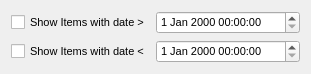
This is modifieddatefilter.ui in pjrinaldi/wombatforensics as Qt 5 draws it before an edit. The edited form follows.
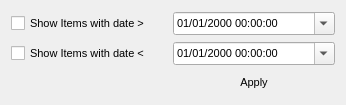
This is the edited form.

```diff
--- a/modifieddatefilter.ui
+++ b/modifieddatefilter.ui
@@ -9,8 +9,8 @@
    <rect>
     <x>0</x>
     <y>0</y>
-    <width>311</width>
-    <height>72</height>
+    <width>346</width>
+    <height>105</height>
    </rect>
   </property>
   <property name="font">
@@ -21,6 +21,9 @@
   <property name="windowTitle">
    <string>Filter</string>
   </property>
+  <property name="autoFillBackground">
+   <bool>true</bool>
+  </property>
   <layout class="QGridLayout" name="gridLayout">
    <property name="horizontalSpacing">
     <number>0</number>
@@ -40,10 +43,43 @@
     </widget>
    </item>
    <item row="0" column="1">
-    <widget class="QDateTimeEdit" name="moredateTimeEdit"/>
+    <widget class="QDateTimeEdit" name="moredateTimeEdit">
+     <property name="displayFormat">
+      <string>MM/dd/yyyy HH:mm:ss</string>
+     </property>
+     <property name="calendarPopup">
+      <bool>true</bool>
+     </property>
+     <property name="timeSpec">
+      <enum>Qt::UTC</enum>
+     </property>
+    </widget>
    </item>
    <item row="2" column="1">
-    <widget class="QDateTimeEdit" name="lessdateTimeEdit"/>
+    <widget class="QDateTimeEdit" name="lessdateTimeEdit">
+     <property name="displayFormat">
+      <string>MM/dd/yyyy HH:mm:ss</string>
+     </property>
+     <property name="calendarPopup">
+      <bool>true</bool>
+     </property>
+     <property name="timeSpec">
+      <enum>Qt::UTC</enum>
+     </property>
+    </widget>
+   </item>
+   <item row="3" column="1">
+    <widget class="QPushButton" name="pushButton">
+     <property name="text">
+      <string>Apply</string>
+     </property>
+     <property name="default">
+      <bool>true</bool>
+     </property>
+     <property name="flat">
+      <bool>true</bool>
+     </property>
+    </widget>
    </item>
   </layout>
  </widget>
```
Left out of the diff: 4 changed lines with no effect on the pictures.
